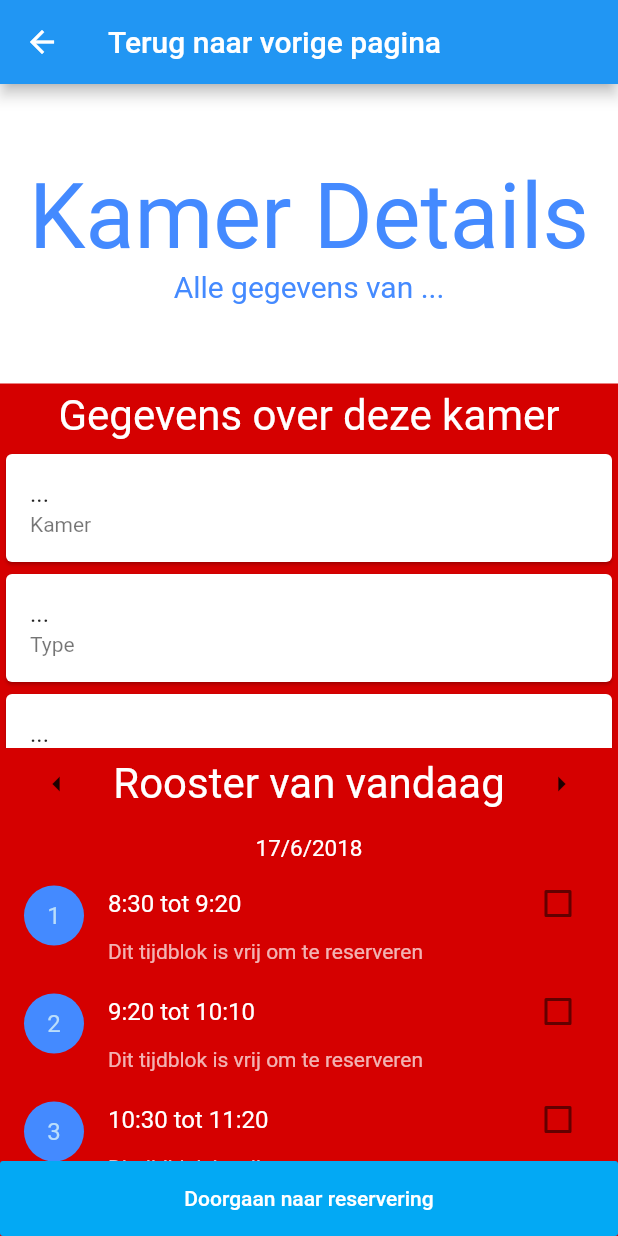
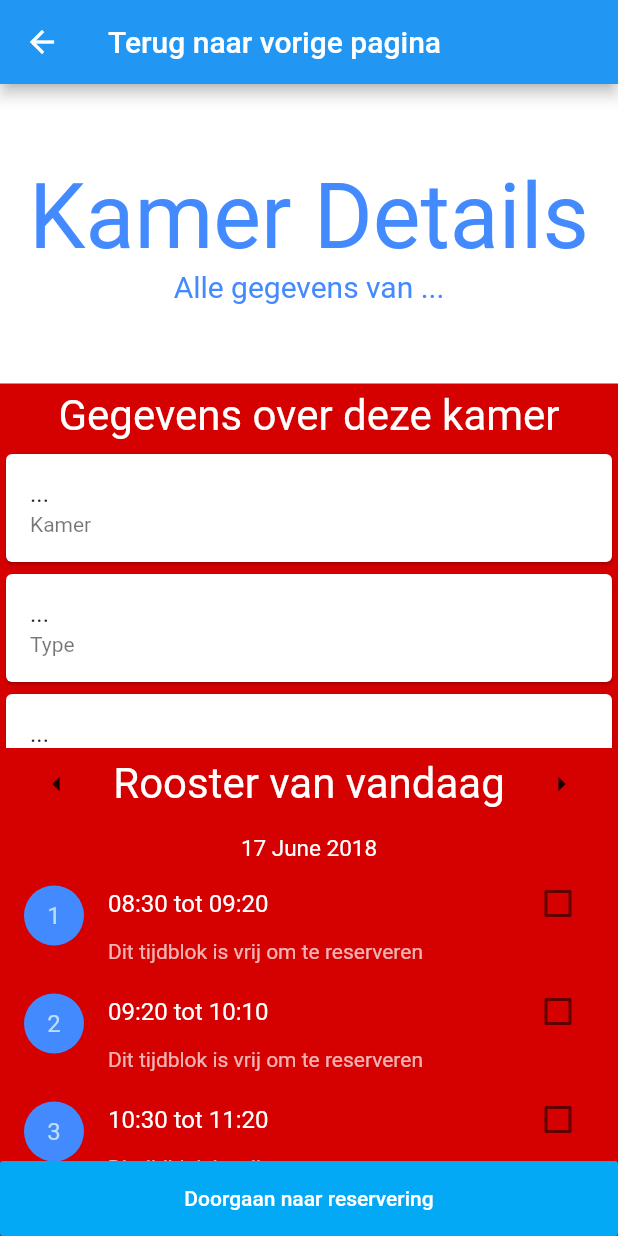
Before and after one commit to KETCompany/ketagenda-mobile, a Flutter app: the RoomDetailsPage screen opened directly, on a phone screen of 412 x 824 dp. Run offline on Flutter 3.47's test engine with Material 2 defaults, Android fonts, the phone set to English and light mode, and no system bars; our stand-ins replace google_sign_in; missing offline and left inert: flutter_driver; network calls fail.

```diff
--- a/lib/components/room_info.dart
+++ b/lib/components/room_info.dart
@@ -9,13 +9,13 @@ class RoomInfo {
   List bookings = new List();
   List checkedBookings =
       new List<bool>.filled(15, false); // Checked items will be saved here
-  String chosenDateToBook = new DateFormat('d/M/y').format(new DateTime.now());
+  String chosenDateToBook = new DateFormat('y-MM-d').format(new DateTime.now());
 }
 
 class TimeSlotsInfo {
   List timeslotsOfADayStarting = [
-    "8:30",
-    "9:20",
+    "08:30",
+    "09:20",
     "10:30",
     "11:20",
     "12:10",
@@ -32,7 +32,7 @@ class TimeSlotsInfo {
   ];
 
   List timeslotsOfADayEnding = [
-    "9:20",
+    "09:20",
     "10:10",
     "11:20",
     "12:10",
--- a/lib/pages/room_details_page.dart
+++ b/lib/pages/room_details_page.dart
@@ -79,7 +79,7 @@ class _RoomDetailsPage extends State<RoomDetailsPage> {
       _roomInfo.checkedBookings = new List<bool>.filled(15, false);
 
       // Save last date in case user goes to booking page
-      _roomInfo.chosenDateToBook = new DateFormat('d/M/y').format(todayDate);
+      _roomInfo.chosenDateToBook = new DateFormat('y-MM-d').format(todayDate);
     });
   }
 
@@ -237,7 +237,7 @@ class _RoomDetailsPage extends State<RoomDetailsPage> {
               padding: new EdgeInsets.only(top: 10.0),
               child: new RichText(
                 text: new TextSpan(
-                  text: new DateFormat('d/M/y').format(todayDate),
+                  text: new DateFormat('d MMMM y').format(todayDate),
                   style: new TextStyle(color: Colors.white, fontSize: 15.0),
                 ),
               ),
@@ -315,8 +315,8 @@ class _RoomDetailsPage extends State<RoomDetailsPage> {
 
                     for (final item in _roomInfo.bookings) {
                       // Timezone is by default UTC, so add 2 hours to make up with Amsterdam.
-                      DateTime startDate = DateTime.parse(item["start"]).add(Duration(hours: 2));
-                      DateTime endDate = DateTime.parse(item["end"]).add(Duration(hours: 2));
+                      DateTime startDate = DateTime.parse(item["start"]).toUtc().add(Duration(hours: 2));
+                      DateTime endDate = DateTime.parse(item["end"]).toUtc().add(Duration(hours: 2));
                       // DEL? String retrievedDate =
                       //     new DateFormat.yMd().format(startDate);
                       print("Startdate: " + startDate.toString());
```
Also changed, not shown: lib/pages/room_booking_page.dart (+20 -8 lines).
